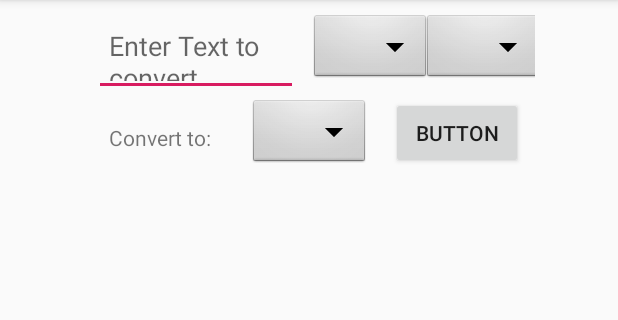
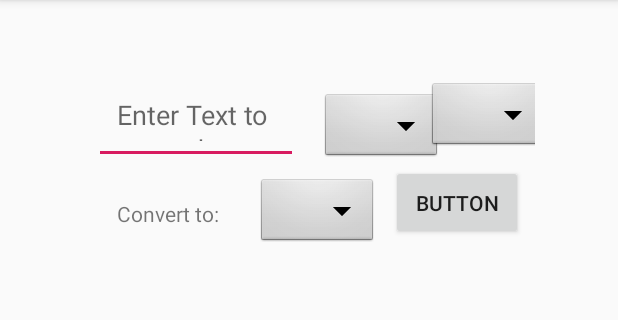
Before and after one commit to cperlste/KitchenConverter, an Android app: the screen it shows after launch (MainActivity), on a phone screen of 412 x 824 dp, the part 84-404 px from its top. Run offline under Robolectric (Android 15) with nearby library versions, the phone set to English and light mode, and no system bars; 2 statements that could not run were skipped.

Commit message:
activity_main content_main

```diff
--- a/app/src/main/res/layout/content_main.xml
+++ b/app/src/main/res/layout/content_main.xml
@@ -8,6 +8,7 @@
     android:layout_height="wrap_content"
     android:layout_gravity="center_horizontal"
     tools:layout_editor_absoluteX="54dp"
+    android:layout_marginTop="45dp"
     tools:showIn="@layout/activity_main">
 
     <EditText
@@ -32,9 +33,11 @@
         android:layout_marginTop="8dp"
         android:background="@android:drawable/btn_dropdown"
         android:padding="@dimen/standard_border"
+        android:layout_margin="@dimen/standard_border"
         android:spinnerMode="dropdown"
         app:layout_constraintStart_toEndOf="@+id/enter_measure"
-        app:layout_constraintTop_toTopOf="parent" />
+        app:layout_constraintTop_toTopOf="parent"
+        />
 
     <Spinner
         android:id="@+id/spinner_measurement"
@@ -54,8 +57,6 @@
         android:id="@+id/button"
         android:layout_width="wrap_content"
         android:layout_height="wrap_content"
-
-
         android:layout_marginTop="8dp"
         android:layout_marginEnd="8dp"
         android:onClick="calcResults"
--- a/app/src/main/res/values/dimens.xml
+++ b/app/src/main/res/values/dimens.xml
@@ -1,4 +1,4 @@
 <?xml version="1.0" encoding="utf-8"?>
 <resources>
-    <dimen name="standard_border">10dp</dimen>
+    <dimen name="standard_border">15dp</dimen>
 </resources>
```
